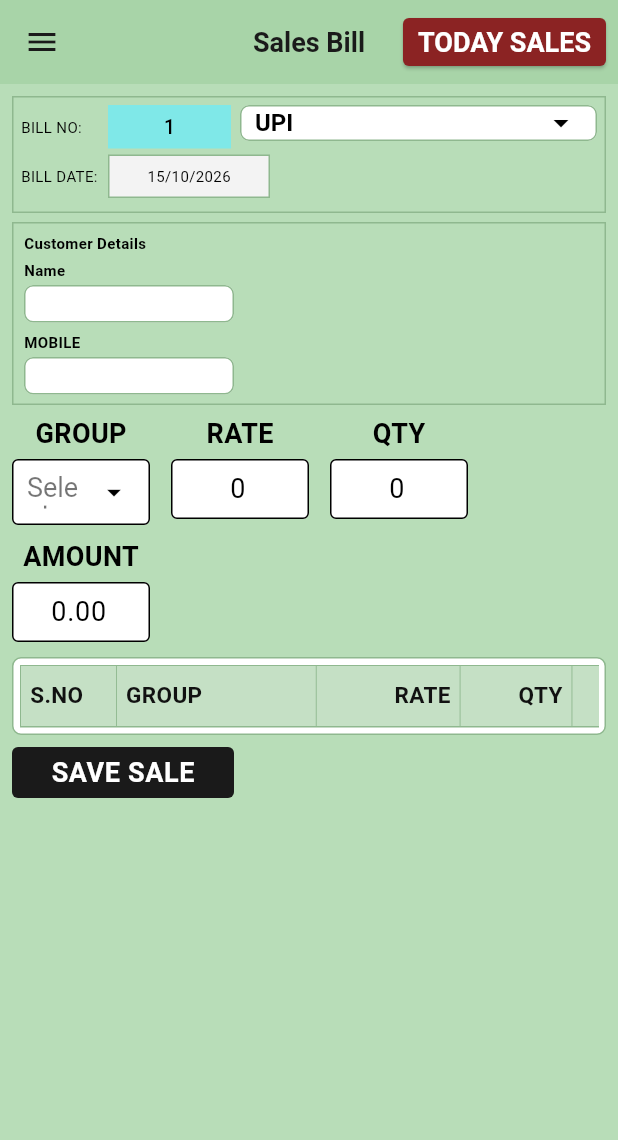
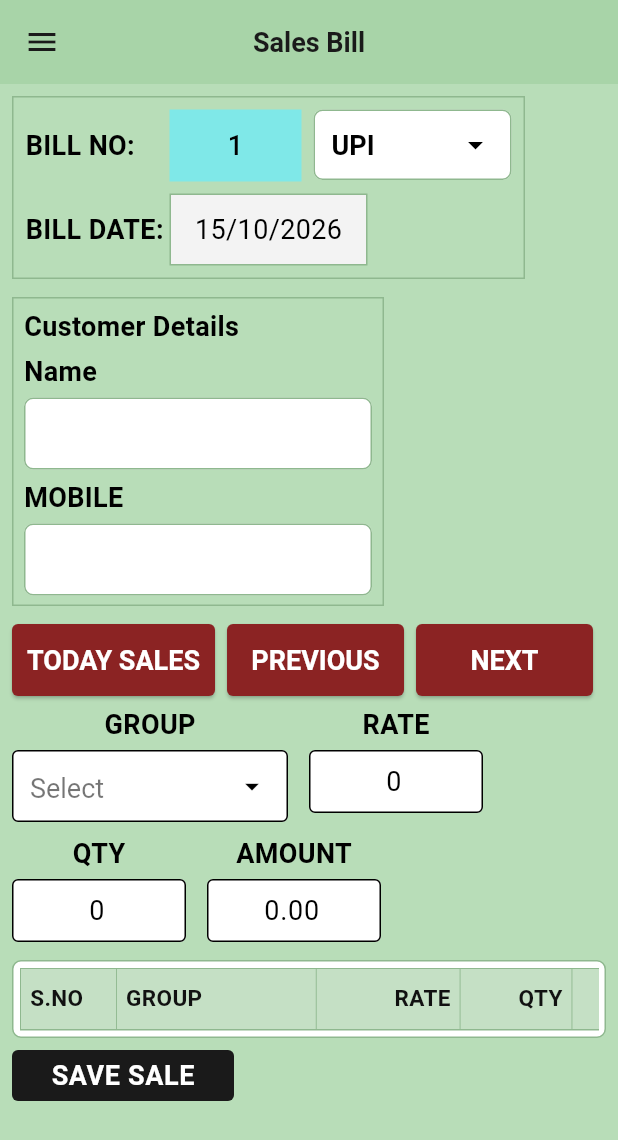
Before and after one commit to Vigneshwari116/surabhi, a Flutter app: the SalesBillScreen screen opened directly, on a phone screen of 412 x 824 dp. Shown: the top 1140 px of the screen. Run offline on Flutter 3.47's test engine with Material 3 defaults, Android fonts, the phone set to English and light mode, and no system bars; our stand-ins replace connectivity_plus, pdf, printing, share_plus, shared_preferences, sqflite and 1 more; missing offline and left inert: excel, windows_printer; accounts and stored records are empty; statements that could not run were skipped.

Commit message:
UI cleanup: sales bill layout and login branding
- Use AppTextSizes (18pt) for bill header, customer fields, entry row, and action buttons
- Compact top area: bill details, 248px customer panel, grouped TODAY SALES/PREVIOUS/NEXT
- Login: ItemScan logo, Login title; register assets/images/itemscan_logo.png
- Regenerate launcher icons from crisp 1024px source art
- Update widget smoke test for new login UI

Co-authored-by: Vigneshwari116 <Vigneshwari116@users.noreply.github.com>

```diff
--- a/lib/screen/login_screen.dart
+++ b/lib/screen/login_screen.dart
@@ -160,17 +160,23 @@ class _LoginScreenState extends State<LoginScreen> {
                   mainAxisSize: MainAxisSize.min,
                   crossAxisAlignment: CrossAxisAlignment.stretch,
                   children: [
-                    const Icon(
-                      Icons.storefront,
-                      size: 48,
-                      color: AppColors.navy,
+                    Center(
+                      child: ClipRRect(
+                        borderRadius: BorderRadius.circular(12),
+                        child: Image.asset(
+                          'assets/images/itemscan_logo.png',
+                          width: 120,
+                          height: 120,
+                          fit: BoxFit.cover,
+                        ),
+                      ),
                     ),
-                    const SizedBox(height: 8),
+                    const SizedBox(height: 12),
                     const Text(
-                      'Sales Bill Login',
+                      'Login',
                       textAlign: TextAlign.center,
                       style: TextStyle(
-                        fontSize: 20,
+                        fontSize: AppTextSizes.sectionHeader,
                         fontWeight: FontWeight.bold,
                         color: AppColors.navy,
                       ),
--- a/lib/screen/sales_bill_screen.dart
+++ b/lib/screen/sales_bill_screen.dart
@@ -64,9 +64,12 @@ class _SalesBillScreenState extends State<SalesBillScreen> {
   // ============================================================
 
   static const Color billNoColor = Color(0xFF7FE8E8);
-  static const double _entryBoxWidth = 92;
-  static const double _entryBoxHeight = 44;
-  static const double _entryLabelSize = 18.0;
+  static const double _groupBoxWidth = 184;
+  static const double _numericBoxWidth = 116;
+  static const double _entryBoxHeight = 48;
+  static const double _customerPanelWidth = 248;
+  static const double _topAreaGap = 12;
+  static const double _compactButtonMinWidth = 118;
   static const int _flexSno = 48;
   static const int _flexGroup = 100;
   static const int _flexRate = 72;
@@ -467,16 +470,19 @@ class _SalesBillScreenState extends State<SalesBillScreen> {
     required VoidCallback onPressed,
   }) {
     return SizedBox(
-      height: 29,
+      height: _entryBoxHeight,
       child: ElevatedButton(
         onPressed: _busy ? null : onPressed,
         style: ElevatedButton.styleFrom(
           backgroundColor: AppColors.actionButton,
           foregroundColor: Colors.white,
-          padding: const EdgeInsets.symmetric(horizontal: 8),
-          minimumSize: const Size(0, 29),
+          padding: const EdgeInsets.symmetric(horizontal: 10),
+          minimumSize: const Size(_compactButtonMinWidth, _entryBoxHeight),
           tapTargetSize: MaterialTapTargetSize.shrinkWrap,
-          textStyle: const TextStyle(fontSize: 10, fontWeight: FontWeight.w600),
+          textStyle: const TextStyle(
+            fontSize: AppTextSizes.buttonText,
+            fontWeight: FontWeight.w600,
+          ),
         ),
         child: Text(label),
       ),
@@ -1090,15 +1096,7 @@ class _SalesBillScreenState extends State<SalesBillScreen> {
     if (widget.embeddedInDashboard) {
       return Scaffold(
         backgroundColor: AppColors.background,
-        appBar: sectionHeaderAppBar(
-          'SALES BILL',
-          actions: [
-            Padding(
-              padding: const EdgeInsets.only(right: 8),
-              child: _buildTodaySalesButton(compact: true),
-            ),
-          ],
-        ),
+        appBar: sectionHeaderAppBar('SALES BILL'),
         body: _buildLockedBody(body),
       );
     }
@@ -1179,11 +1177,6 @@ class _SalesBillScreenState extends State<SalesBillScreen> {
     required bool mobileBillLayout,
     required bool useSidebarLayout,
   }) {
-    final todaySalesAction = Padding(
-      padding: const EdgeInsets.only(right: 8),
-      child: _buildTodaySalesButton(compact: true),
-    );
-
     if (mobileBillLayout) {
       return sectionHeaderAppBar(
         'Sales Bill',
@@ -1197,7 +1190,6 @@ class _SalesBillScreenState extends State<SalesBillScreen> {
                 },
               )
             : null,
-        actions: widget.embeddedInDashboard ? null : [todaySalesAction],
       );
     }
 
@@ -1213,7 +1205,6 @@ class _SalesBillScreenState extends State<SalesBillScreen> {
               },
             )
           : null,
-      actions: widget.embeddedInDashboard ? null : [todaySalesAction],
     );
   }
 
@@ -1265,22 +1256,24 @@ class _SalesBillScreenState extends State<SalesBillScreen> {
     await _refreshTodaySales();
   }
 
-  Widget _buildTodaySalesButton({bool compact = false}) {
+  Widget _buildTodaySalesButton() {
     return SizedBox(
-      height: 32,
+      height: _entryBoxHeight,
       child: ElevatedButton(
         key: const Key('today_sales_button'),
         onPressed: _busy ? null : _onTodaySalesPressed,
         style: ElevatedButton.styleFrom(
           backgroundColor: AppColors.actionButton,
           foregroundColor: Colors.white,
-          padding: EdgeInsets.symmetric(horizontal: compact ? 10 : 14),
+          padding: const EdgeInsets.symmetric(horizontal: 10),
+          minimumSize: const Size(_compactButtonMinWidth, _entryBoxHeight),
+          tapTargetSize: MaterialTapTargetSize.shrinkWrap,
           textStyle: const TextStyle(
             fontSize: AppTextSizes.buttonText,
             fontWeight: FontWeight.w600,
           ),
         ),
-        child: Text(compact ? 'TODAY SALES' : 'TODAY SALES'),
+        child: const Text('TODAY SALES'),
       ),
     );
   }
@@ -1347,9 +1340,7 @@ class _SalesBillScreenState extends State<SalesBillScreen> {
         crossAxisAlignment: CrossAxisAlignment.stretch,
         mainAxisSize: MainAxisSize.min,
         children: [
-          _buildBillDetails(mobile: true),
-          const SizedBox(height: 6),
-          _buildCustomerDetails(),
+          _buildTopArea(),
           const SizedBox(height: 6),
           _buildItemTableSection(mobile: true),
           const SizedBox(height: 8),
@@ -1407,49 +1398,37 @@ class _SalesBillScreenState extends State<SalesBillScreen> {
   }
 
   Widget _buildTopArea() {
-    // Do not use Expanded/Flexible here — this row lives inside a
-    // SingleChildScrollView, which can pass unbounded width and blank the bill UI.
-    return LayoutBuilder(
-      builder: (context, constraints) {
-        const billWidth = 300.0;
-        const navWidth = 92.0;
-        const gaps = 16.0;
-        final customerWidth = (constraints.maxWidth - billWidth - navWidth - gaps)
-            .clamp(160.0, constraints.maxWidth);
-
-        return Row(
-          crossAxisAlignment: CrossAxisAlignment.start,
-          children: [
+    // Wrap keeps the bill header left-aligned without overflow on narrow windows.
+    return Align(
+      alignment: Alignment.centerLeft,
+      child: Wrap(
+        spacing: _topAreaGap,
+        runSpacing: _topAreaGap,
+        crossAxisAlignment: WrapCrossAlignment.start,
+        children: [
+          _buildBillDetails(),
           SizedBox(
-              width: billWidth,
-              child: _buildBillDetails(),
-            ),
-            const SizedBox(width: 8),
-            SizedBox(
-              width: customerWidth,
+            width: _customerPanelWidth,
             child: _buildCustomerDetails(),
           ),
-            const SizedBox(width: 8),
-            SizedBox(
-              width: navWidth,
-              child: Column(
-                crossAxisAlignment: CrossAxisAlignment.stretch,
-                children: [
+          Wrap(
+            spacing: 8,
+            runSpacing: 8,
+            crossAxisAlignment: WrapCrossAlignment.center,
+            children: [
+              _buildTodaySalesButton(),
               _buildBillNavButton(
                 label: 'PREVIOUS',
                 onPressed: _goToPreviousBill,
               ),
-                  const SizedBox(height: 4),
               _buildBillNavButton(
                 label: 'NEXT',
                 onPressed: _goToNextBill,
               ),
             ],
           ),
-            ),
-          ],
-        );
-      },
+        ],
+      ),
     );
   }
 
@@ -1457,78 +1436,56 @@ class _SalesBillScreenState extends State<SalesBillScreen> {
   // BILL DETAILS
   // ============================================================
 
-  Widget _buildBillDetails({bool mobile = false}) {
+  Widget _buildBillDetails() {
+    const labelStyle = TextStyle(
+      fontSize: AppTextSizes.fieldLabel,
+      color: Colors.black,
+      fontWeight: FontWeight.w600,
+    );
+    const valueStyle = TextStyle(
+      fontSize: AppTextSizes.fieldText,
+      color: Colors.black,
+    );
+
     return Container(
       decoration: BoxDecoration(
         border: Border.all(
           color: AppColors.border,
         ),
       ),
-
-      padding:
-      const EdgeInsets.all(5),
-
+      padding: const EdgeInsets.all(8),
       child: Column(
-        crossAxisAlignment:
-        CrossAxisAlignment.start,
+        crossAxisAlignment: CrossAxisAlignment.start,
         mainAxisSize: MainAxisSize.min,
-
         children: [
           Row(
+            mainAxisSize: MainAxisSize.min,
             children: [
               const SizedBox(
-                width: 58,
-                child: Text(
-                  'BILL NO:',
-                  style: TextStyle(
-                    fontSize: 10,
-                    color: Colors.black,
-                  ),
-                ),
-              ),
-
-              // ==================================================
-              // FIXED BILL NUMBER
-              // ==================================================
-
+                width: 96,
+                child: Text('BILL NO:', style: labelStyle),
+              ),
               Container(
-                width: 82,
-                height: 29,
-
-                alignment:
-                Alignment.center,
-
-                decoration:
-                const BoxDecoration(
+                width: 88,
+                height: _entryBoxHeight,
+                alignment: Alignment.center,
+                decoration: const BoxDecoration(
                   color: billNoColor,
                 ),
-
                 child: FittedBox(
                   fit: BoxFit.scaleDown,
-
                   child: Text(
                     '$_billNo',
-                    style:
-                    const TextStyle(
-                      fontSize: 13,
-                      fontWeight: FontWeight.w500,
-                      color: Colors.black,
-                    ),
-                  ),
-                ),
-              ),
-
-              const SizedBox(width: 6),
-
-              Expanded(
-                child: SizedBox(
-                  height: 29,
-
-                  child:
-                  DropdownButtonFormField<
-                      String>(
+                    style: valueStyle.copyWith(fontWeight: FontWeight.w500),
+                  ),
+                ),
+              ),
+              const SizedBox(width: 8),
+              SizedBox(
+                width: 132,
+                height: _entryBoxHeight,
+                child: DropdownButtonFormField<String>(
                   value: _paymentMode,
-                    isDense: true,
                   isExpanded: true,
                   alignment: AlignmentDirectional.centerStart,
                   decoration: InputDecoration(
@@ -1536,8 +1493,8 @@ class _SalesBillScreenState extends State<SalesBillScreen> {
                     fillColor: _paymentFillColor(_paymentMode),
                     border: const OutlineInputBorder(),
                     contentPadding: const EdgeInsets.symmetric(
-                        horizontal: 6,
-                        vertical: 0,
+                      horizontal: 8,
+                      vertical: 10,
                     ),
                   ),
                   icon: Icon(
@@ -1545,7 +1502,7 @@ class _SalesBillScreenState extends State<SalesBillScreen> {
                     color: _paymentTextColor(_paymentMode),
                   ),
                   style: TextStyle(
-                      fontSize: AppTextSizes.listSubtitle,
+                    fontSize: AppTextSizes.fieldText,
                     color: _paymentTextColor(_paymentMode),
                     fontWeight: FontWeight.w600,
                   ),
@@ -1558,7 +1515,7 @@ class _SalesBillScreenState extends State<SalesBillScreen> {
                             child: Text(
                               mode,
                               style: TextStyle(
-                                  fontSize: AppTextSizes.listSubtitle,
+                                fontSize: AppTextSizes.fieldText,
                                 color: _paymentTextColor(_paymentMode),
                                 fontWeight: FontWeight.w600,
                               ),
@@ -1573,7 +1530,7 @@ class _SalesBillScreenState extends State<SalesBillScreen> {
                       child: Text(
                         item,
                         style: const TextStyle(
-                            fontSize: AppTextSizes.listSubtitle,
+                          fontSize: AppTextSizes.fieldText,
                           color: Colors.black,
                           fontWeight: FontWeight.w600,
                         ),
@@ -1593,30 +1550,19 @@ class _SalesBillScreenState extends State<SalesBillScreen> {
                   },
                 ),
               ),
-              ),
-            ],
-          ),
-
-          const SizedBox(height: 4),
-
+            ],
+          ),
+          const SizedBox(height: 8),
           Row(
+            mainAxisSize: MainAxisSize.min,
             children: [
               const SizedBox(
-                width: 58,
-                child: Text(
-                  'BILL DATE:',
-                  style: TextStyle(
-                    fontSize: 10,
-                    color: Colors.black,
-                  ),
-                ),
-              ),
-
-              InkWell(
-                onTap: null,
-                child: Container(
-                  width: 108,
-                  height: 29,
+                width: 96,
+                child: Text('BILL DATE:', style: labelStyle),
+              ),
+              Container(
+                width: 132,
+                height: _entryBoxHeight,
                 alignment: Alignment.center,
                 decoration: BoxDecoration(
                   color: const Color(0xFFF3F3F3),
@@ -1628,17 +1574,11 @@ class _SalesBillScreenState extends State<SalesBillScreen> {
                   '${_billDate.day.toString().padLeft(2, '0')}/'
                       '${_billDate.month.toString().padLeft(2, '0')}/'
                       '${_billDate.year}',
-                    style: const TextStyle(
-                      fontSize: 10,
-                      color: Colors.black,
-                    ),
-                  ),
-                ),
-              ),
-            ],
-          ),
-
-          const SizedBox(height: 4),
+                  style: valueStyle,
+                ),
+              ),
+            ],
+          ),
         ],
       ),
     );
@@ -1661,7 +1601,7 @@ class _SalesBillScreenState extends State<SalesBillScreen> {
           const Text(
             'Customer Details',
             style: TextStyle(
-              fontSize: 10,
+              fontSize: AppTextSizes.fieldLabel,
               fontWeight: FontWeight.bold,
               color: Colors.black,
             ),
@@ -1695,46 +1635,51 @@ class _SalesBillScreenState extends State<SalesBillScreen> {
             const SizedBox(height: 6),
             Row(
               children: [
-                const SizedBox(
-                  width: 52,
+                const Expanded(
                   child: Text(
                     'Password',
-                    style: TextStyle(fontSize: 10),
-                  ),
-                ),
-                SizedBox(
-                  width: 110,
+                    style: TextStyle(fontSize: AppTextSizes.fieldLabel),
+                  ),
+                ),
+                Expanded(
+                  flex: 2,
+                  child: SizedBox(
+                    height: _entryBoxHeight,
                     child: TextField(
                       key: const Key('bill_edit_password_field'),
                       controller: _passwordController,
                       obscureText: true,
                       autofocus: true,
                       onSubmitted: (_) => _tryUnlockEdit(),
-                    style: const TextStyle(fontSize: 10),
+                      style: const TextStyle(fontSize: AppTextSizes.fieldText),
                       decoration: const InputDecoration(
                         isDense: true,
                         filled: true,
                         fillColor: Colors.white,
                         border: OutlineInputBorder(),
                         contentPadding: EdgeInsets.symmetric(
-                        horizontal: 6,
-                        vertical: 6,
+                          horizontal: 8,
+                          vertical: 12,
+                        ),
                       ),
                     ),
                   ),
                 ),
                 const SizedBox(width: 6),
                 SizedBox(
-                  height: 30,
+                  height: _entryBoxHeight,
                   child: ElevatedButton(
                     key: const Key('bill_edit_password_ok'),
                     onPressed: _tryUnlockEdit,
                     style: ElevatedButton.styleFrom(
-                      padding: const EdgeInsets.symmetric(horizontal: 10),
-                      minimumSize: const Size(0, 30),
+                      padding: const EdgeInsets.symmetric(horizontal: 12),
+                      minimumSize: const Size(0, _entryBoxHeight),
                       tapTargetSize: MaterialTapTargetSize.shrinkWrap,
                     ),
-                    child: const Text('OK', style: TextStyle(fontSize: 10)),
+                    child: const Text(
+                      'OK',
+                      style: TextStyle(fontSize: AppTextSizes.buttonText),
+                    ),
                   ),
                 ),
               ],
@@ -1746,7 +1691,7 @@ class _SalesBillScreenState extends State<SalesBillScreen> {
                   _passwordError!,
                   style: const TextStyle(
                     color: AppColors.danger,
-                    fontSize: 9,
+                    fontSize: AppTextSizes.listSubtitle,
                   ),
                 ),
               ),
@@ -1757,7 +1702,7 @@ class _SalesBillScreenState extends State<SalesBillScreen> {
               child: Text(
                 'Edit mode — tap a line to correct rate/qty.',
                 style: TextStyle(
-                  fontSize: 9,
+                  fontSize: AppTextSizes.listSubtitle,
                   color: AppColors.success,
                 ),
               ),
@@ -1778,14 +1723,15 @@ class _SalesBillScreenState extends State<SalesBillScreen> {
         Text(
           label,
           style: const TextStyle(
-            fontSize: 10,
+            fontSize: AppTextSizes.fieldLabel,
             fontWeight: FontWeight.w600,
             color: Colors.black,
           ),
         ),
-        const SizedBox(height: 3),
+        const SizedBox(height: 4),
         SizedBox(
-          width: 140,
+          width: double.infinity,
+          height: _entryBoxHeight,
           child: child,
         ),
       ],
@@ -1823,7 +1769,7 @@ class _SalesBillScreenState extends State<SalesBillScreen> {
             : null,
 
         style: const TextStyle(
-          fontSize: 10,
+          fontSize: AppTextSizes.fieldText,
           color: Colors.black,
         ),
 
@@ -1833,8 +1779,8 @@ class _SalesBillScreenState extends State<SalesBillScreen> {
           fillColor: Colors.white,
           border: OutlineInputBorder(),
           contentPadding: EdgeInsets.symmetric(
-            horizontal: 6,
-            vertical: 5,
+            horizontal: 8,
+            vertical: 12,
           ),
         ),
       );
@@ -1860,7 +1806,7 @@ class _SalesBillScreenState extends State<SalesBillScreen> {
       enabledBorder: OutlineInputBorder(),
       focusedBorder: OutlineInputBorder(),
       disabledBorder: OutlineInputBorder(),
-      contentPadding: EdgeInsets.symmetric(horizontal: 6, vertical: 11),
+      contentPadding: EdgeInsets.symmetric(horizontal: 8, vertical: 12),
     );
   }
 
@@ -1874,7 +1820,7 @@ class _SalesBillScreenState extends State<SalesBillScreen> {
     bool blockTabTraversal = false,
     TextInputAction? textInputAction,
     Key? fieldKey,
-    double width = _entryBoxWidth,
+    double width = _numericBoxWidth,
   }) {
     Widget field = TextField(
       key: fieldKey,
@@ -1921,7 +1867,7 @@ class _SalesBillScreenState extends State<SalesBillScreen> {
         Text(
           label,
           style: const TextStyle(
-            fontSize: _entryLabelSize,
+            fontSize: AppTextSizes.fieldLabel,
             fontWeight: FontWeight.w700,
             color: Colors.black,
           ),
@@ -1944,14 +1890,14 @@ class _SalesBillScreenState extends State<SalesBillScreen> {
         const Text(
           'GROUP',
           style: TextStyle(
-            fontSize: _entryLabelSize,
+            fontSize: AppTextSizes.fieldLabel,
             fontWeight: FontWeight.w700,
             color: Colors.black,
           ),
         ),
         const SizedBox(height: 4),
         SizedBox(
-          width: _entryBoxWidth,
+          width: _groupBoxWidth,
           height: _entryBoxHeight,
           child: _buildItemMasterDropdown(),
         ),
@@ -1967,7 +1913,7 @@ class _SalesBillScreenState extends State<SalesBillScreen> {
       isExpanded: true,
       alignment: AlignmentDirectional.bottomStart,
       decoration: _entryDecoration().copyWith(
-        contentPadding: const EdgeInsets.symmetric(horizontal: 6, vertical: 11),
+        contentPadding: const EdgeInsets.symmetric(horizontal: 8, vertical: 12),
       ),
       dropdownColor: Colors.white,
       style: const TextStyle(
@@ -2110,14 +2056,20 @@ class _SalesBillScreenState extends State<SalesBillScreen> {
         const SizedBox(height: 4),
         Text(
           _rateError!,
-          style: const TextStyle(color: AppColors.danger, fontSize: 10),
+          style: const TextStyle(
+            color: AppColors.danger,
+            fontSize: AppTextSizes.fieldText,
+          ),
         ),
       ],
       if (_qtyError != null) ...[
         const SizedBox(height: 4),
         Text(
           _qtyError!,
-          style: const TextStyle(color: AppColors.danger, fontSize: 10),
+          style: const TextStyle(
+            color: AppColors.danger,
+            fontSize: AppTextSizes.fieldText,
+          ),
         ),
       ],
     ];
@@ -2290,7 +2242,10 @@ class _SalesBillScreenState extends State<SalesBillScreen> {
         children: [
           Text(
             'Line ${index + 1}',
-            style: const TextStyle(fontSize: 10, fontWeight: FontWeight.bold),
+            style: const TextStyle(
+              fontSize: AppTextSizes.fieldLabel,
+              fontWeight: FontWeight.bold,
+            ),
           ),
           const SizedBox(width: 10),
           _buildEditLineField(
@@ -2313,7 +2268,10 @@ class _SalesBillScreenState extends State<SalesBillScreen> {
                 minimumSize: const Size(0, _entryBoxHeight),
                 tapTargetSize: MaterialTapTargetSize.shrinkWrap,
               ),
-              child: const Text('OK', style: TextStyle(fontSize: 11)),
+              child: const Text(
+                'OK',
+                style: TextStyle(fontSize: AppTextSizes.buttonText),
+              ),
             ),
           ),
         ],
@@ -2332,14 +2290,14 @@ class _SalesBillScreenState extends State<SalesBillScreen> {
         Text(
           label,
           style: const TextStyle(
-            fontSize: _entryLabelSize,
+            fontSize: AppTextSizes.fieldLabel,
             fontWeight: FontWeight.w700,
             color: AppColors.navy,
           ),
         ),
         const SizedBox(height: 4),
         SizedBox(
-          width: _entryBoxWidth,
+          width: _numericBoxWidth,
           height: _entryBoxHeight,
           child: TextField(
             controller: controller,
--- a/pubspec.yaml
+++ b/pubspec.yaml
@@ -77,6 +77,7 @@ flutter:
   assets:
     - assets/fonts/consolas.ttf
     - assets/icon/app_icon.png
+    - assets/images/itemscan_logo.png
     - assets/seed/win1_sales.csv
     - assets/seed/win2_sales.csv
     - assets/seed/win3_sales.csv
```
Also changed, not shown: assets/icon/app_icon.png, assets/images/itemscan_logo.png (added), 44 other files. Lines whose indentation alone changed are shown as unchanged.
